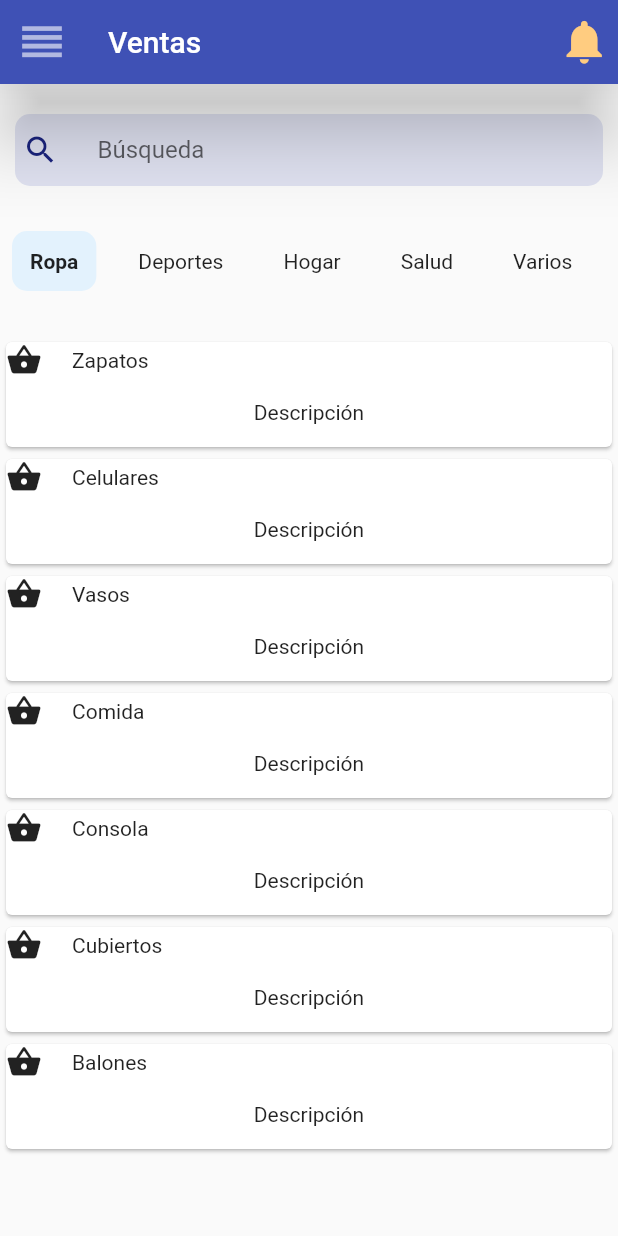
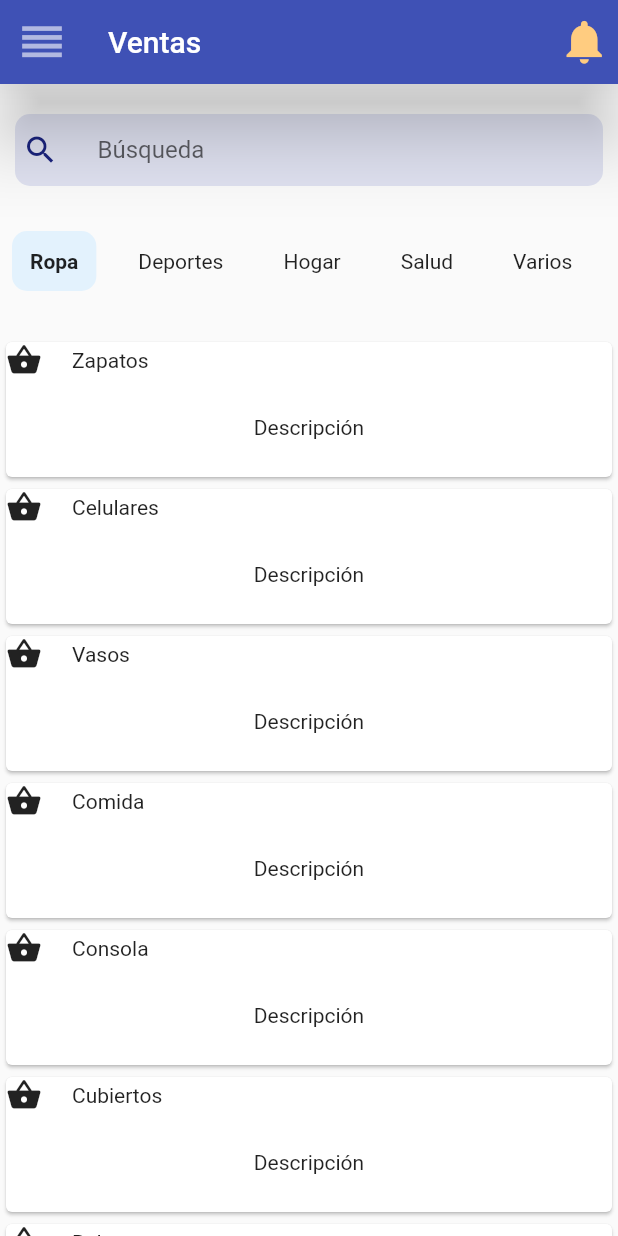
Before and after one commit to Invisiblebrush7/sells_apps_bosques, a Flutter app: the screen it shows after launch, on a phone screen of 412 x 824 dp. Run offline on Flutter 3.47's test engine with Material 2 defaults, Android fonts, the phone set to English and light mode, and no system bars.

Commit message:
"Changed card layout a little"

```diff
--- a/lib/utilities/lista_items.dart
+++ b/lib/utilities/lista_items.dart
@@ -29,9 +29,9 @@ class ListaObjetos extends StatelessWidget {
                      Text(listaObjetos[index])
                    ],
                  ),
-                Container(height: 15,),
+                Container(height: 25,),
                 Text("Descripción"),
-                Container(height: 15,),
+                Container(height: 25,),
                ],
              ),
            ),
```
